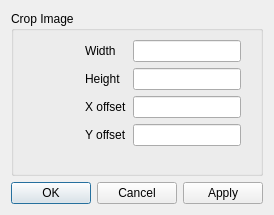
The window that src/gui/crop_dialog.ui (CervecerosCodigo/CCIMP) describes before a commit, drawn with Qt 5.
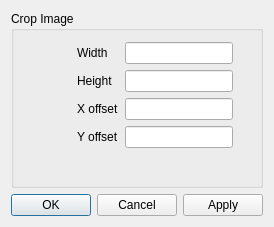
The same window after the commit.

Patch:
```diff
--- a/src/gui/crop_dialog.ui
+++ b/src/gui/crop_dialog.ui
@@ -7,7 +7,7 @@
     <x>0</x>
     <y>0</y>
     <width>259</width>
-    <height>202</height>
+    <height>227</height>
    </rect>
   </property>
   <property name="windowTitle">
@@ -21,8 +21,15 @@
        <property name="title">
         <string>Crop Image</string>
        </property>
-       <layout class="QGridLayout" name="gridLayout_2">
-        <item row="0" column="0">
+       <widget class="QWidget" name="">
+        <property name="geometry">
+         <rect>
+          <x>7</x>
+          <y>31</y>
+          <width>234</width>
+          <height>148</height>
+         </rect>
+        </property>
          <layout class="QGridLayout" name="gridLayout">
           <item row="0" column="0">
            <spacer name="horizontalSpacer">
@@ -98,15 +105,27 @@
             </property>
             <property name="sizeHint" stdset="0">
              <size>
-              <width>10</width>
+             <width>13</width>
               <height>20</height>
              </size>
             </property>
            </spacer>
           </item>
-         </layout>
-        </item>
-       </layout>
+         <item row="1" column="0" colspan="3">
+          <spacer name="verticalSpacer">
+           <property name="orientation">
+            <enum>Qt::Vertical</enum>
+           </property>
+           <property name="sizeHint" stdset="0">
+            <size>
+             <width>232</width>
+             <height>18</height>
+            </size>
+           </property>
+          </spacer>
+         </item>
+        </layout>
+       </widget>
        <zorder></zorder>
        <zorder>horizontalSpacer_2</zorder>
       </widget>
```
Left out of the diff: 2 changed lines with no effect on the pictures. Lines whose indentation alone changed are shown as unchanged.
